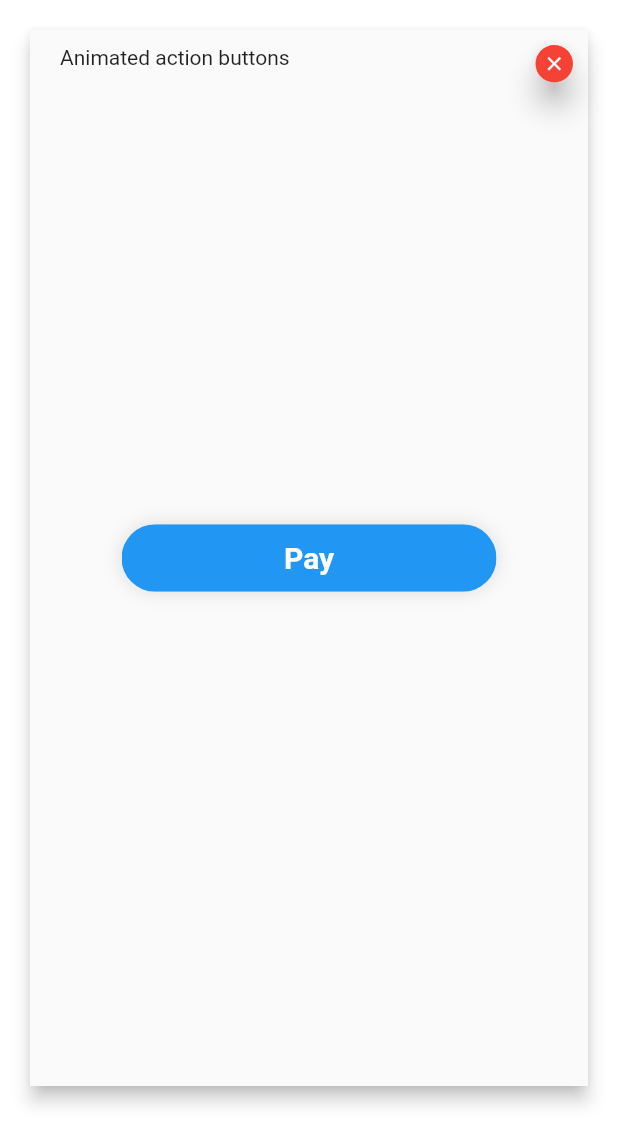
After one commit to s7Thiago/flutter_ui_interactions_showcase, a Flutter app: the AnimatedActionButtonsScreen screen opened by its route, on a phone screen of 412 x 824 dp. The commit adds this screen. Shown: the top 1145 px of the screen. Run offline on Flutter 3.47's test engine with Material 2 defaults, Android fonts, the phone set to English and light mode, and no system bars.

Commit message:
pay button animation

```diff
--- a/lib/core/routes.dart
+++ b/lib/core/routes.dart
@@ -2,4 +2,5 @@ class AppRoutes {
   static final String home = '/';
   static final String adb = '/adb';
   static final String crs = '/crs';
+  static final String aab = '/aab';
 }
--- a/lib/main.dart
+++ b/lib/main.dart
@@ -4,6 +4,7 @@ import 'core/routes.dart';
 import 'screens/home_screen.dart';
 import 'screens/animated_download_button/adb_screen.dart';
 import 'screens/custom_range_selector/crs_screen.dart';
+import 'screens/animated_action_buttons/animated_action_buttons_screen.dart';
 
 void main() => runApp(
       MaterialApp(
@@ -15,6 +16,7 @@ void main() => runApp(
           AppRoutes.home: (_) => HomeScreen(),
           AppRoutes.adb: (_) => AdbScreen(),
           AppRoutes.crs: (_) => MyRangeSelector(),
+          AppRoutes.aab: (_) => AnimatedActionButtonsScreen(),
         },
       ),
     );
--- a/lib/model/screen_entry_model.dart
+++ b/lib/model/screen_entry_model.dart
@@ -5,11 +5,13 @@ class ScreenEntry {
   final String route;
   final Widget target;
   final Function(BuildContext)? launcher;
+  final String? urlInspiration;
 
   ScreenEntry({
     required this.label,
     required this.route,
     required this.target,
     this.launcher,
+    this.urlInspiration,
   });
 }
--- /dev/null
+++ b/lib/screens/animated_action_buttons/animated_action_buttons_screen.dart
@@ -0,0 +1,36 @@
+import 'package:flutter/material.dart';
+
+import '../../utils/extensions.dart';
+import 'widgets/pay_button.dart';
+
+class AnimatedActionButtonsScreen extends StatelessWidget {
+  String _label = 'Animated action buttons';
+
+  @override
+  Widget build(BuildContext context) {
+    return Container(
+      child: Scaffold(
+        body: Center(
+          child: Column(
+            mainAxisAlignment: MainAxisAlignment.center,
+            children: [
+              PayButton(
+                onTap: () {},
+              ).onFlex(),
+            ],
+          ),
+        ),
+      ).closeable(context: context),
+    ).putFloatingHero(
+      tag: _label,
+      context: context,
+      title: _label,
+      margin: const EdgeInsets.only(
+        top: 20,
+        bottom: 100,
+        left: 20,
+        right: 20,
+      ),
+    );
+  }
+}
--- /dev/null
+++ b/lib/screens/animated_action_buttons/widgets/pay_button.dart
@@ -0,0 +1,280 @@
+import 'package:flutter/material.dart';
+
+class PayButton extends StatefulWidget {
+  final double width;
+  final double height;
+  final String? label;
+  final String? processingLabel;
+  final String? completedLabel;
+  final String? completedWarningLabel;
+  final Function()? onTap;
+
+  const PayButton(
+      {this.width = 250,
+      this.height = 45,
+      this.onTap,
+      this.label = 'Pay',
+      this.processingLabel = 'Processing',
+      this.completedLabel = 'Success!',
+      this.completedWarningLabel = 'Proceed'});
+
+  @override
+  _PayButtonState createState() => _PayButtonState();
+}
+
+class _PayButtonState extends State<PayButton> with TickerProviderStateMixin {
+  late PageController _pageController;
+  late PageController _finalPageController;
+
+  // Animation
+  late AnimationController _btnStateAnimationController;
+  late AnimationController _btnFinalStateAnimationController;
+  late AnimationController _btnFinalOpacityStateAnimationController;
+  late Animation<int> _stepAnimation;
+  late Animation<double> _opacity;
+  Curve defaultCurve = Curves.bounceOut;
+
+  // current view position on button
+  int currentState = 2;
+  bool animating = false;
+
+  @override
+  void initState() {
+    super.initState();
+
+    _pageController = PageController(initialPage: currentState);
+    _finalPageController = PageController(initialPage: 0);
+
+    _btnStateAnimationController = AnimationController(
+      vsync: this,
+      duration: Duration(milliseconds: 850),
+    );
+
+    _btnFinalStateAnimationController = AnimationController(
+      vsync: this,
+      duration: Duration(milliseconds: 850),
+    );
+
+    _btnFinalOpacityStateAnimationController = AnimationController(
+      vsync: this,
+      duration: Duration(milliseconds: 700),
+    );
+
+    // Setting up animation
+    _stepAnimation =
+        Tween<int>(begin: currentState - 1, end: currentState).animate(
+      CurvedAnimation(
+        parent: _btnStateAnimationController,
+        curve: defaultCurve,
+      ),
+    );
+
+    _opacity = Tween<double>(begin: 1, end: 0).animate(
+      CurvedAnimation(
+        parent: _btnFinalOpacityStateAnimationController,
+        curve: Curves.easeInQuad,
+      ),
+    );
+  }
+
+  @override
+  void dispose() {
+    super.dispose();
+    _btnStateAnimationController.dispose();
+    _btnFinalOpacityStateAnimationController.dispose();
+    _btnFinalStateAnimationController.dispose();
+  }
+
+  @override
+  Widget build(BuildContext context) {
+    List<Widget> buttonStates = [
+      InnerContainer(
+        child: Text(
+          widget.completedLabel!,
+          style: AabStyles.buttonText.copyWith(
+            color: Colors.green,
+            fontWeight: FontWeight.bold,
+          ),
+        ),
+        decoration: BoxDecoration(
+          color: Colors.white,
+        ),
+      ),
+      InnerContainer(
+        child: Text(
+          widget.processingLabel!,
+          style: AabStyles.buttonText.copyWith(color: Colors.black),
+        ),
+        decoration: BoxDecoration(color: Colors.white),
+      ),
+      InnerContainer(
+        child: Text(
+          widget.label!,
+          style: AabStyles.buttonText,
+        ),
+        decoration: BoxDecoration(color: Colors.blue),
+        onTap: () async {
+          // Make the final animation pageView be visible
+          setState(() {
+            animating = true;
+          });
+          await Future.delayed(_btnStateAnimationController.duration!)
+              .then((value) {
+            _pageController.animateToPage(
+              _stepAnimation.value,
+              duration: _btnStateAnimationController.duration!,
+              curve: defaultCurve,
+            );
+          }).then((value) async {
+            await Future.delayed(Duration(milliseconds: 2500)).then((value) {
+              _pageController.animateToPage(
+                0,
+                duration: _btnStateAnimationController.duration!,
+                curve: defaultCurve,
+              );
+            });
+          }).then((value) async {
+            await Future.delayed(Duration(milliseconds: 3000)).then((value) {
+              if (_finalPageController.hasClients)
+                _finalPageController.animateToPage(
+                  1,
+                  duration: _btnFinalStateAnimationController.duration!,
+                  curve: defaultCurve,
+                );
+            }).then((value) async {
+              await Future.delayed(Duration(milliseconds: 1000))
+                  .then((value) async {
+                _pageController.animateToPage(
+                  2,
+                  duration: _btnStateAnimationController.duration!,
+                  curve: defaultCurve,
+                );
+              });
+            });
+          }).then((value) async {
+            await Future.delayed(Duration(milliseconds: 500)).then((value) {
+              _btnFinalOpacityStateAnimationController.forward();
+            });
+          }).whenComplete(() {
+            Future.delayed(Duration(milliseconds: 1650))
+                .then((value) => setState(() {
+                      animating = false;
+                    }));
+          }).then((value) {
+            Future.delayed(Duration(milliseconds: 3500)).then(
+              (value) => Navigator.pop(context),
+            );
+          });
+
+          widget.onTap!();
+        },
+      ),
+    ];
+
+    return Container(
+      width: widget.width,
+      height: widget.height,
+      decoration: BoxDecoration(
+        borderRadius: BorderRadius.circular(widget.height * .5),
+        boxShadow: [
+          BoxShadow(
+            color: Colors.black12,
+            blurRadius: 10,
+          ),
+        ],
+      ),
+      child: ClipRRect(
+        borderRadius: BorderRadius.circular(widget.height * .5),
+        child: AnimatedBuilder(
+          animation: _btnStateAnimationController,
+          builder: (context, child) {
+            return Stack(
+              children: [
+                PageView(
+                  controller: _pageController,
+                  physics: NeverScrollableScrollPhysics(),
+                  scrollDirection: Axis.vertical,
+                  children: buttonStates,
+                ),
+                if (animating)
+                  AnimatedBuilder(
+                      animation: _btnFinalOpacityStateAnimationController,
+                      builder: (context, _) {
+                        return AnimatedOpacity(
+                          duration: _btnFinalStateAnimationController.duration!,
+                          opacity: _opacity.value,
+                          child: PageView(
+                            controller: _finalPageController,
+                            physics: NeverScrollableScrollPhysics(),
+                            scrollDirection: Axis.vertical,
+                            children: [
+                              Container(
+                                color: Colors.transparent,
+                                width: double.infinity,
+                                height: double.infinity,
+                              ),
+                              InnerContainer(
+                                child: Text(
+                                  widget.completedWarningLabel!,
+                                  style: AabStyles.buttonText,
+                                ),
+                                decoration: BoxDecoration(color: Colors.blue),
+                              ),
+                            ],
+                          ),
+                        );
+                      }),
+              ],
+            );
+          },
+        ),
+      ),
+    );
+  }
+}
+
+class InnerContainer extends StatelessWidget {
+  final double width;
+  final double height;
+  final Widget child;
+  final EdgeInsetsGeometry? margin;
+  final BoxDecoration? decoration;
+  final VoidCallback? onTap;
+
+  const InnerContainer({
+    Key? key,
+    this.decoration = const BoxDecoration(
+      color: Colors.blue,
+    ),
+    this.onTap,
+    required this.child,
+    this.width = 250.0,
+    this.height = 45.0,
+    this.margin,
+  }) : super(key: key);
+
+  @override
+  Widget build(BuildContext context) {
+    return Material(
+      color: decoration!.color,
+      child: InkWell(
+        onTap: this.onTap,
+        child: Container(
+          alignment: Alignment.center,
+          child: child,
+          decoration: decoration!.copyWith(
+            color: Colors.transparent,
+          ),
+        ),
+      ),
+    );
+  }
+}
+
+class AabStyles {
+  static final buttonText = TextStyle(
+    fontSize: 20,
+    fontWeight: FontWeight.w600,
+    color: Colors.white,
+  );
+}
--- a/lib/utils/extensions.dart
+++ b/lib/utils/extensions.dart
@@ -17,9 +17,11 @@ extension PowerExtensions on Widget {
     required context,
     title = 'no title',
     Color titleColor = Colors.black87,
+    EdgeInsetsGeometry? margin =
+        const EdgeInsets.symmetric(horizontal: 30.0, vertical: 120.0),
   }) {
     return Container(
-      margin: const EdgeInsets.symmetric(horizontal: 30.0, vertical: 120.0),
+      margin: margin,
       child: Hero(
         tag: tag,
         child: Material(
```
Also changed, not shown: lib/screens/home_screen.dart (+14 -1 lines), assets/pay_button.gif (added).
